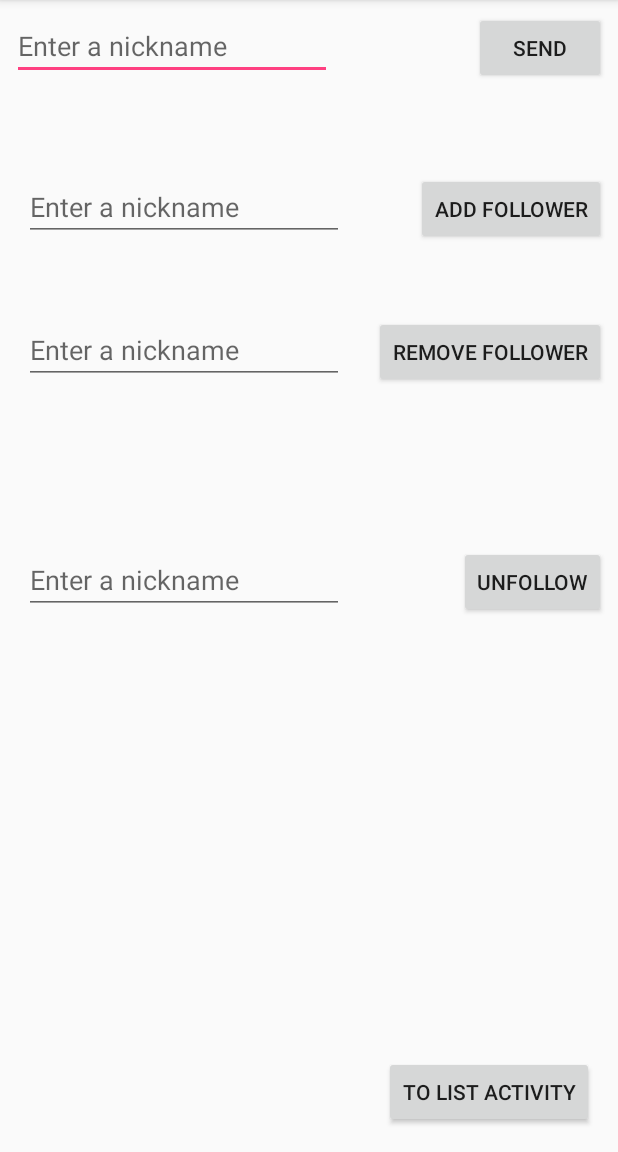
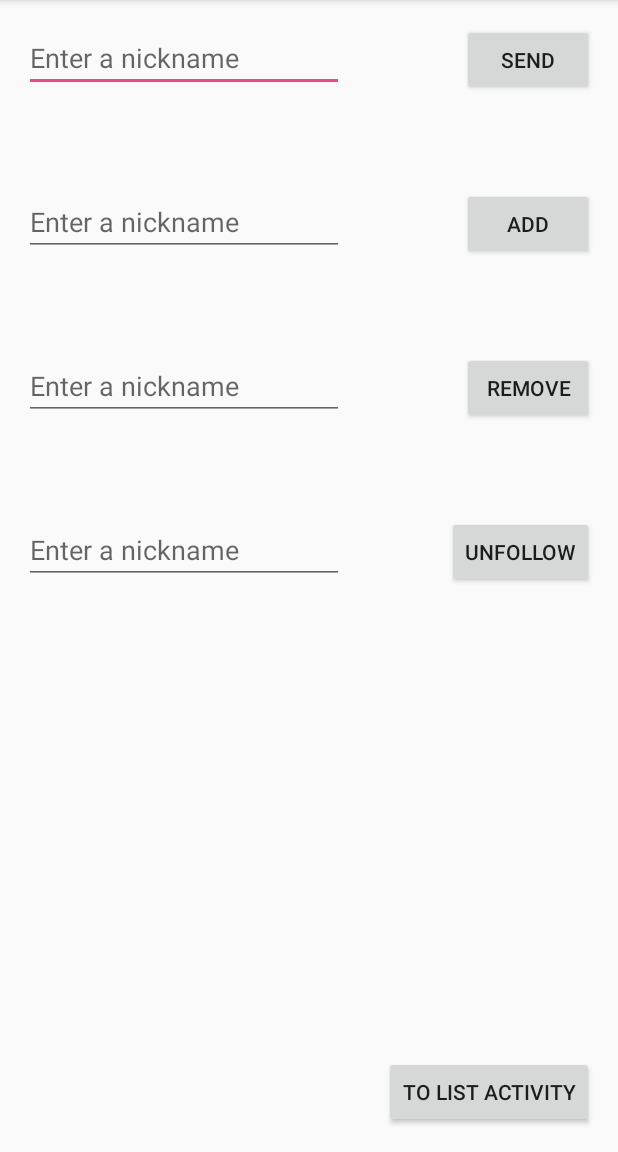
Before and after one commit to piropaolo/TIN-Locus, an Android app: the screen it shows after launch (ConfigActivity), on a phone screen of 412 x 824 dp, the part 84-1236 px from its top. Run offline under Robolectric (Android 15) with nearby library versions, the phone set to English and light mode, and no system bars; libraries missing offline, so code that uses them is left out: main.java.com; 6 statements that could not run were skipped.

Commit message:
Its working

```diff
--- a/android/app/src/main/res/layout/activity_config.xml
+++ b/android/app/src/main/res/layout/activity_config.xml
@@ -10,8 +10,8 @@
         android:id="@+id/editText"
         android:layout_width="wrap_content"
         android:layout_height="wrap_content"
-        android:layout_marginStart="8dp"
-        android:layout_marginTop="8dp"
+        android:layout_marginStart="16dp"
+        android:layout_marginTop="16dp"
         android:ems="10"
         android:hint="@string/edit_nickname"
         android:inputType="textPersonName"
@@ -23,7 +23,7 @@
         android:layout_width="wrap_content"
         android:layout_height="wrap_content"
         android:layout_marginStart="16dp"
-        android:layout_marginTop="62dp"
+        android:layout_marginTop="64dp"
         android:ems="10"
         android:hint="@string/edit_nickname"
         android:inputType="textPersonName"
@@ -35,7 +35,7 @@
         android:layout_width="wrap_content"
         android:layout_height="wrap_content"
         android:layout_marginStart="16dp"
-        android:layout_marginTop="50dp"
+        android:layout_marginTop="64dp"
         android:ems="10"
         android:hint="@string/edit_nickname"
         android:inputType="textPersonName"
@@ -47,7 +47,7 @@
         android:layout_width="wrap_content"
         android:layout_height="wrap_content"
         android:layout_marginStart="16dp"
-        android:layout_marginTop="108dp"
+        android:layout_marginTop="64dp"
         android:ems="10"
         android:hint="@string/edit_nickname"
         android:inputType="textPersonName"
@@ -58,7 +58,7 @@
         android:id="@+id/button"
         android:layout_width="wrap_content"
         android:layout_height="wrap_content"
-        android:layout_marginEnd="8dp"
+        android:layout_marginEnd="16dp"
         android:onClick="sendNickname"
         android:text="@string/button_send"
         app:layout_constraintBaseline_toBaselineOf="@+id/editText"
@@ -79,7 +79,7 @@
         android:id="@+id/button3"
         android:layout_width="wrap_content"
         android:layout_height="wrap_content"
-        android:layout_marginEnd="8dp"
+        android:layout_marginEnd="16dp"
         android:onClick="addFollower"
         android:text="@string/add_follower"
         app:layout_constraintBaseline_toBaselineOf="@+id/editText2"
@@ -89,7 +89,7 @@
         android:id="@+id/button4"
         android:layout_width="wrap_content"
         android:layout_height="wrap_content"
-        android:layout_marginEnd="8dp"
+        android:layout_marginEnd="16dp"
         android:onClick="removeFollower"
         android:text="@string/remove_follower"
         app:layout_constraintBaseline_toBaselineOf="@+id/editText3"
@@ -99,7 +99,7 @@
         android:id="@+id/button5"
         android:layout_width="wrap_content"
         android:layout_height="wrap_content"
-        android:layout_marginEnd="8dp"
+        android:layout_marginEnd="16dp"
         android:onClick="unfollow"
         android:text="@string/unfollow"
         app:layout_constraintBaseline_toBaselineOf="@+id/editText4"
--- a/android/app/src/main/res/values/strings.xml
+++ b/android/app/src/main/res/values/strings.xml
@@ -3,7 +3,7 @@
     <string name="edit_nickname">Enter a nickname</string>
     <string name="button_send">Send</string>
     <string name="to_list">To List Activity</string>
-    <string name="add_follower">Add Follower</string>
-    <string name="remove_follower">Remove Follower</string>
+    <string name="add_follower">Add</string>
+    <string name="remove_follower">Remove</string>
     <string name="unfollow">Unfollow</string>
 </resources>
```
